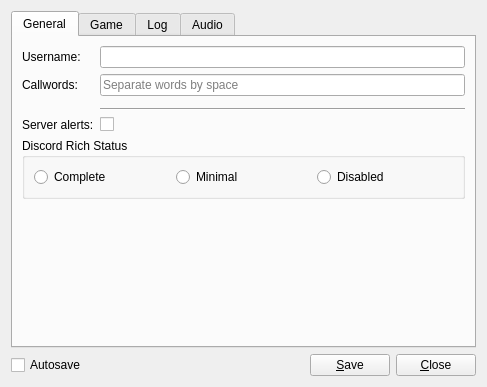
Above: res/ui/config_panel.ui from lambdcalculus/AO2-Client before the change. Below: the same form after it.
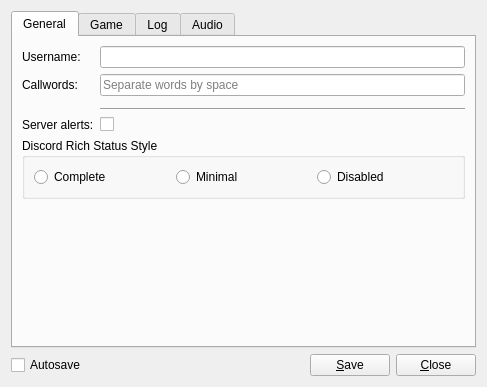
That is the form after the change.

Commit message: Implement Complete/Minimal/Disabled Discord statuses

Diff of the .ui file:
```diff
--- a/res/ui/config_panel.ui
+++ b/res/ui/config_panel.ui
@@ -110,7 +110,7 @@
           </sizepolicy>
          </property>
          <property name="title">
-          <string>Discord Rich Status</string>
+          <string>Discord Rich Status Style</string>
          </property>
          <layout class="QHBoxLayout" name="horizontalLayout">
           <item>
```
The commit also changes 6 other files.
